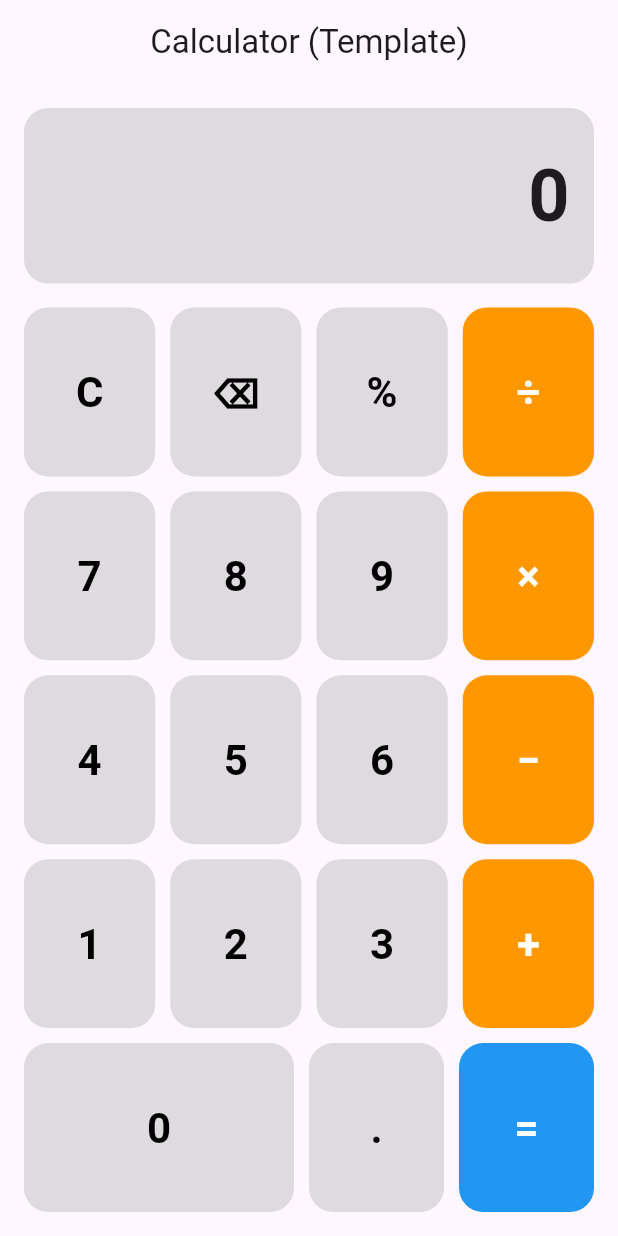
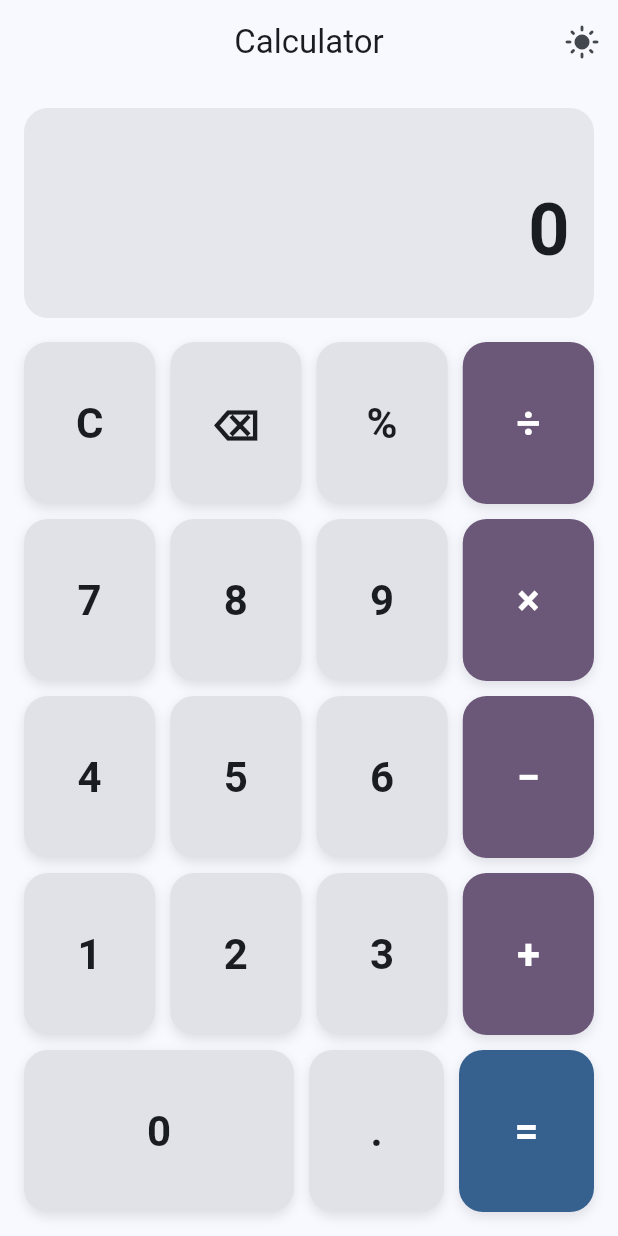
Before and after one commit to kaiser1x/MADHW1, a Flutter app: the screen it shows after launch, on a phone screen of 412 x 824 dp. Run offline on Flutter 3.47's test engine with Material 3 defaults, Android fonts, the phone set to English and light mode, and no system bars.

Commit message:
Added a dark and light mode, smooth animation, and clear feature

```diff
--- a/hw1_calc/lib/main.dart
+++ b/hw1_calc/lib/main.dart
@@ -2,22 +2,58 @@ import 'package:flutter/material.dart';
 
 void main() => runApp(const CalculatorTemplateApp());
 
-class CalculatorTemplateApp extends StatelessWidget {
+class CalculatorTemplateApp extends StatefulWidget {
   const CalculatorTemplateApp({super.key});
 
   @override
+  State<CalculatorTemplateApp> createState() => _CalculatorTemplateAppState();
+}
+
+class _CalculatorTemplateAppState extends State<CalculatorTemplateApp> {
+  bool _isDark = false;
+
+  void _toggleTheme() => setState(() => _isDark = !_isDark);
+
+  @override
   Widget build(BuildContext context) {
+    final lightTheme = ThemeData(
+      useMaterial3: true,
+      brightness: Brightness.light,
+      colorScheme: ColorScheme.fromSeed(seedColor: Colors.blue),
+    );
+
+    final darkTheme = ThemeData(
+      useMaterial3: true,
+      brightness: Brightness.dark,
+      colorScheme: ColorScheme.fromSeed(
+        seedColor: Colors.blue,
+        brightness: Brightness.dark,
+      ),
+    );
+
     return MaterialApp(
       debugShowCheckedModeBanner: false,
-      title: 'Calculator Template',
-      theme: ThemeData(useMaterial3: true),
-      home: const CalculatorTemplatePage(),
+      title: 'Calculator',
+      theme: lightTheme,
+      darkTheme: darkTheme,
+      themeMode: _isDark ? ThemeMode.dark : ThemeMode.light,
+      home: CalculatorTemplatePage(
+        isDark: _isDark,
+        onToggleTheme: _toggleTheme,
+      ),
     );
   }
 }
 
 class CalculatorTemplatePage extends StatefulWidget {
-  const CalculatorTemplatePage({super.key});
+  final bool isDark;
+  final VoidCallback onToggleTheme;
+
+  const CalculatorTemplatePage({
+    super.key,
+    required this.isDark,
+    required this.onToggleTheme,
+  });
 
   @override
   State<CalculatorTemplatePage> createState() => _CalculatorTemplatePageState();
@@ -25,13 +61,22 @@ class CalculatorTemplatePage extends StatefulWidget {
 
 class _CalculatorTemplatePageState extends State<CalculatorTemplatePage> {
   String display = "0";
+  String? errorMessage;
+
+  // NEW: shows what user clicked (expression / history line)
+  String expression = "";
 
   double? _first;
   String? _op; // "+", "−", "×", "÷"
   bool _startNewNumber = true;
 
+  void _setError(String msg) => errorMessage = msg;
+  void _clearError() => errorMessage = null;
+
   void _clearAll() {
     display = "0";
+    errorMessage = null;
+    expression = "";
     _first = null;
     _op = null;
     _startNewNumber = true;
@@ -40,13 +85,8 @@ class _CalculatorTemplatePageState extends State<CalculatorTemplatePage> {
   double _asNumber(String s) => double.tryParse(s) ?? 0.0;
 
   String _formatNumber(double n) {
-    // Handle NaN/Infinity (e.g., divide by 0)
     if (n.isNaN || n.isInfinite) return "Error";
-
-    // Remove trailing .0 when it's an integer
     if (n % 1 == 0) return n.toInt().toString();
-
-    // Trim tiny floating errors a bit by limiting length if needed
     final str = n.toString();
     return str.length > 14 ? n.toStringAsPrecision(12) : str;
   }
@@ -66,31 +106,35 @@ class _CalculatorTemplatePageState extends State<CalculatorTemplatePage> {
       display = "0";
       _startNewNumber = true;
     }
+
+    // Update expression preview while typing the 2nd number
+    _syncExpressionPreview();
   }
 
   void _appendDigit(String digit) {
     if (_startNewNumber) {
       display = digit;
       _startNewNumber = false;
-      return;
-    }
-
-    if (display == "0") {
+    } else if (display == "0") {
       display = digit;
     } else {
       display += digit;
     }
+
+    _syncExpressionPreview();
   }
 
   void _appendDot() {
     if (_startNewNumber) {
       display = "0.";
       _startNewNumber = false;
+      _syncExpressionPreview();
       return;
     }
 
     if (!display.contains('.')) {
       display += '.';
+      _syncExpressionPreview();
     }
   }
 
@@ -103,7 +147,6 @@ class _CalculatorTemplatePageState extends State<CalculatorTemplatePage> {
       case '×':
         return a * b;
       case '÷':
-        // avoid crashing; show Error if dividing by 0
         if (b == 0) return double.nan;
         return a / b;
       default:
@@ -111,17 +154,54 @@ class _CalculatorTemplatePageState extends State<CalculatorTemplatePage> {
     }
   }
 
+  // NEW: Keeps expression line in sync while user types
+  void _syncExpressionPreview() {
+    if (_first == null && _op == null) {
+      // No operator yet -> just show the current typed number (optional)
+      expression = display == "0" ? "" : display;
+      return;
+    }
+
+    if (_first != null && _op != null) {
+      if (_startNewNumber) {
+        // Operator chosen, user hasn't started second number yet
+        expression = "${_formatNumber(_first!)} $_op";
+      } else {
+        // User typing second number
+        expression = "${_formatNumber(_first!)} $_op $display";
+      }
+    }
+  }
+
   void _setOperator(String op) {
-    // If we already have a pending operator and the user has typed a second number,
-    // compute immediately so you can chain operations.
+    // If user hits operator twice in a row, just replace operator
+    if (_startNewNumber && _op != null) {
+      _op = op;
+      _syncExpressionPreview();
+      return;
+    }
+
+    // If we have a pending operation and user has entered second number,
+    // compute first (chain), then store result as new first.
     if (_first != null && _op != null && !_startNewNumber) {
       final second = _asNumber(display);
+
+      if (_op == "÷" && second == 0) {
+        display = "Error";
+        _setError("Cannot divide by 0");
+        expression = "${_formatNumber(_first!)} $_op $second =";
+        _first = null;
+        _op = null;
+        _startNewNumber = true;
+        return;
+      }
+
       final result = _applyOp(_first!, second, _op!);
-
       display = _formatNumber(result);
 
-      // If error happened (divide by 0), reset state after showing Error
       if (display == "Error") {
+        _setError("Invalid operation");
+        expression = "${_formatNumber(_first!)} $_op $second =";
         _first = null;
         _op = null;
         _startNewNumber = true;
@@ -129,26 +209,61 @@ class _CalculatorTemplatePageState extends State<CalculatorTemplatePage> {
       }
 
       _first = _asNumber(display);
+      _op = op;
       _startNewNumber = true;
-      _op = op;
+      _syncExpressionPreview();
       return;
     }
 
-    // First time pressing an operator
+    // First time picking operator
     _first ??= _asNumber(display);
     _op = op;
     _startNewNumber = true;
+    _syncExpressionPreview();
   }
 
   void _computeEquals() {
-    if (_first == null || _op == null) return;
+    if (_op == null) {
+      _setError("Choose an operator first");
+      // Show whatever they typed so far
+      expression = display == "0" ? "" : display;
+      return;
+    }
+
+    if (_startNewNumber) {
+      _setError("Enter a second number");
+      _syncExpressionPreview();
+      return;
+    }
+
+    if (_first == null) {
+      _setError("Missing first number");
+      _syncExpressionPreview();
+      return;
+    }
 
     final second = _asNumber(display);
+
+    if (_op == "÷" && second == 0) {
+      display = "Error";
+      _setError("Cannot divide by 0");
+      expression = "${_formatNumber(_first!)} $_op $second =";
+      _first = null;
+      _op = null;
+      _startNewNumber = true;
+      return;
+    }
+
     final result = _applyOp(_first!, second, _op!);
 
+    // Show full expression, then result in display
+    expression = "${_formatNumber(_first!)} $_op $second =";
     display = _formatNumber(result);
 
-    // Reset after equals
+    if (display == "Error") {
+      _setError("Invalid operation");
+    }
+
     _first = null;
     _op = null;
     _startNewNumber = true;
@@ -156,6 +271,8 @@ class _CalculatorTemplatePageState extends State<CalculatorTemplatePage> {
 
   void onKeyTap(String key) {
     setState(() {
+      if (key != "=" && key != "C") _clearError();
+
       if (key == "C") {
         _clearAll();
         return;
@@ -176,16 +293,16 @@ class _CalculatorTemplatePageState extends State<CalculatorTemplatePage> {
         return;
       }
 
-      // Operators: now supports +, −, ×, ÷
       if (key == "+" || key == "−" || key == "×" || key == "÷") {
         _setOperator(key);
         return;
       }
 
-      // Ignore % for now (optional future feature)
-      if (key == "%") return;
+      if (key == "%") {
+        _setError("Percent not implemented yet");
+        return;
+      }
 
-      // Digits 0-9
       if (RegExp(r'^[0-9]$').hasMatch(key)) {
         _appendDigit(key);
         return;
@@ -196,11 +313,19 @@ class _CalculatorTemplatePageState extends State<CalculatorTemplatePage> {
   @override
   Widget build(BuildContext context) {
     const gap = 10.0;
+    final cs = Theme.of(context).colorScheme;
 
     return Scaffold(
       appBar: AppBar(
-        title: const Text('Calculator (Template)'),
+        title: const Text('Calculator'),
         centerTitle: true,
+        actions: [
+          IconButton(
+            tooltip: widget.isDark ? "Switch to Light" : "Switch to Dark",
+            onPressed: widget.onToggleTheme,
+            icon: Icon(widget.isDark ? Icons.dark_mode : Icons.light_mode),
+          ),
+        ],
       ),
       body: SafeArea(
         child: Padding(
@@ -210,20 +335,50 @@ class _CalculatorTemplatePageState extends State<CalculatorTemplatePage> {
               // DISPLAY
               Container(
                 width: double.infinity,
-                padding: const EdgeInsets.symmetric(horizontal: 16, vertical: 24),
+                padding: const EdgeInsets.symmetric(horizontal: 16, vertical: 18),
                 decoration: BoxDecoration(
                   borderRadius: BorderRadius.circular(16),
-                  color: Colors.black12,
+                  color: cs.surfaceContainerHighest.withOpacity(0.8),
                 ),
-                child: Text(
+                child: Column(
+                  crossAxisAlignment: CrossAxisAlignment.end,
+                  children: [
+                    // NEW: expression/history line
+                    Text(
+                      expression,
+                      maxLines: 1,
+                      overflow: TextOverflow.ellipsis,
+                      style: TextStyle(
+                        fontSize: 16,
+                        color: cs.onSurface.withOpacity(0.65),
+                        fontWeight: FontWeight.w600,
+                      ),
+                    ),
+                    const SizedBox(height: 6),
+
+                    Text(
                       display,
                       textAlign: TextAlign.right,
-                  style: const TextStyle(
+                      style: TextStyle(
                         fontSize: 48,
                         fontWeight: FontWeight.w600,
+                        color: cs.onSurface,
                       ),
                       maxLines: 1,
                       overflow: TextOverflow.ellipsis,
+                    ),
+                    const SizedBox(height: 6),
+
+                    if (errorMessage != null)
+                      Text(
+                        errorMessage!,
+                        style: TextStyle(
+                          fontSize: 14,
+                          color: cs.error,
+                          fontWeight: FontWeight.w600,
+                        ),
+                      ),
+                  ],
                 ),
               ),
 
@@ -236,13 +391,13 @@ class _CalculatorTemplatePageState extends State<CalculatorTemplatePage> {
                     Expanded(
                       child: Row(
                         children: [
-                          _CalcButton(label: 'C', onTap: onKeyTap),
+                          CalcButton(label: 'C', onTap: onKeyTap),
                           const SizedBox(width: gap),
-                          _CalcButton(label: '⌫', onTap: onKeyTap),
+                          CalcButton(label: '⌫', onTap: onKeyTap),
                           const SizedBox(width: gap),
-                          _CalcButton(label: '%', onTap: onKeyTap),
+                          CalcButton(label: '%', onTap: onKeyTap),
                           const SizedBox(width: gap),
-                          _CalcButton(label: '÷', onTap: onKeyTap, isOp: true),
+                          CalcButton(label: '÷', onTap: onKeyTap, isOp: true),
                         ],
                       ),
                     ),
@@ -250,13 +405,13 @@ class _CalculatorTemplatePageState extends State<CalculatorTemplatePage> {
                     Expanded(
                       child: Row(
                         children: [
-                          _CalcButton(label: '7', onTap: onKeyTap),
+                          CalcButton(label: '7', onTap: onKeyTap),
                           const SizedBox(width: gap),
-                          _CalcButton(label: '8', onTap: onKeyTap),
+                          CalcButton(label: '8', onTap: onKeyTap),
                           const SizedBox(width: gap),
-                          _CalcButton(label: '9', onTap: onKeyTap),
+                          CalcButton(label: '9', onTap: onKeyTap),
                           const SizedBox(width: gap),
-                          _CalcButton(label: '×', onTap: onKeyTap, isOp: true),
+                          CalcButton(label: '×', onTap: onKeyTap, isOp: true),
                         ],
                       ),
                     ),
@@ -264,13 +419,13 @@ class _CalculatorTemplatePageState extends State<CalculatorTemplatePage> {
                     Expanded(
                       child: Row(
                         children: [
-                          _CalcButton(label: '4', onTap: onKeyTap),
+                          CalcButton(label: '4', onTap: onKeyTap),
                           const SizedBox(width: gap),
-                          _CalcButton(label: '5', onTap: onKeyTap),
+                          CalcButton(label: '5', onTap: onKeyTap),
                           const SizedBox(width: gap),
-                          _CalcButton(label: '6', onTap: onKeyTap),
+                          CalcButton(label: '6', onTap: onKeyTap),
                           const SizedBox(width: gap),
-                          _CalcButton(label: '−', onTap: onKeyTap, isOp: true),
+                          CalcButton(label: '−', onTap: onKeyTap, isOp: true),
                         ],
                       ),
                     ),
@@ -278,13 +433,13 @@ class _CalculatorTemplatePageState extends State<CalculatorTemplatePage> {
                     Expanded(
                       child: Row(
                         children: [
-                          _CalcButton(label: '1', onTap: onKeyTap),
+                          CalcButton(label: '1', onTap: onKeyTap),
                           const SizedBox(width: gap),
-                          _CalcButton(label: '2', onTap: onKeyTap),
+                          CalcButton(label: '2', onTap: onKeyTap),
                           const SizedBox(width: gap),
-                          _CalcButton(label: '3', onTap: onKeyTap),
+                          CalcButton(label: '3', onTap: onKeyTap),
                           const SizedBox(width: gap),
-                          _CalcButton(label: '+', onTap: onKeyTap, isOp: true),
+                          CalcButton(label: '+', onTap: onKeyTap, isOp: true),
                         ],
                       ),
                     ),
@@ -294,15 +449,15 @@ class _CalculatorTemplatePageState extends State<CalculatorTemplatePage> {
                         children: [
                           Expanded(
                             flex: 2,
-                            child: _CalcButton(label: '0', onTap: onKeyTap),
+                            child: CalcButton(label: '0', onTap: onKeyTap),
                           ),
                           const SizedBox(width: gap),
                           Expanded(
-                            child: _CalcButton(label: '.', onTap: onKeyTap),
+                            child: CalcButton(label: '.', onTap: onKeyTap),
                           ),
                           const SizedBox(width: gap),
                           Expanded(
-                            child: _CalcButton(
+                            child: CalcButton(
                               label: '=',
                               onTap: onKeyTap,
                               isEquals: true,
@@ -322,13 +477,14 @@ class _CalculatorTemplatePageState extends State<CalculatorTemplatePage> {
   }
 }
 
-class _CalcButton extends StatelessWidget {
+class CalcButton extends StatefulWidget {
   final String label;
   final void Function(String) onTap;
   final bool isOp;
   final bool isEquals;
 
-  const _CalcButton({
+  const CalcButton({
+    super.key,
     required this.label,
     required this.onTap,
     this.isOp = false,
@@ -336,26 +492,53 @@ class _CalcButton extends StatelessWidget {
   });
 
   @override
+  State<CalcButton> createState() => _CalcButtonState();
+}
+
+class _CalcButtonState extends State<CalcButton> {
+  bool _pressed = false;
+
+  @override
   Widget build(BuildContext context) {
-    final bg = isEquals
-        ? Colors.blue
-        : isOp
-            ? Colors.orange
-            : Colors.black12;
+    final cs = Theme.of(context).colorScheme;
 
-    final fg = isEquals || isOp ? Colors.white : Colors.black;
+    final Color bg = widget.isEquals
+        ? cs.primary
+        : widget.isOp
+            ? cs.tertiary
+            : cs.surfaceContainerHighest;
+
+    final Color fg = widget.isEquals || widget.isOp ? cs.onPrimary : cs.onSurface;
 
     return Expanded(
       child: GestureDetector(
-        onTap: () => onTap(label),
-        child: Container(
+        onTapDown: (_) => setState(() => _pressed = true),
+        onTapCancel: () => setState(() => _pressed = false),
+        onTapUp: (_) => setState(() => _pressed = false),
+        onTap: () => widget.onTap(widget.label),
+        child: AnimatedScale(
+          scale: _pressed ? 0.94 : 1.0,
+          duration: const Duration(milliseconds: 90),
+          curve: Curves.easeOut,
+          child: AnimatedContainer(
+            duration: const Duration(milliseconds: 90),
+            curve: Curves.easeOut,
             decoration: BoxDecoration(
-            color: bg,
+              color: _pressed ? bg.withOpacity(0.85) : bg,
               borderRadius: BorderRadius.circular(16),
+              boxShadow: _pressed
+                  ? []
+                  : [
+                      BoxShadow(
+                        color: Colors.black.withOpacity(0.10),
+                        blurRadius: 6,
+                        offset: const Offset(0, 3),
+                      ),
+                    ],
             ),
             child: Center(
               child: Text(
-              label,
+                widget.label,
                 style: TextStyle(
                   fontSize: 28,
                   fontWeight: FontWeight.w600,
@@ -365,6 +548,7 @@ class _CalcButton extends StatelessWidget {
             ),
           ),
         ),
+      ),
     );
   }
 }
```
Lines whose indentation alone changed are shown as unchanged.
